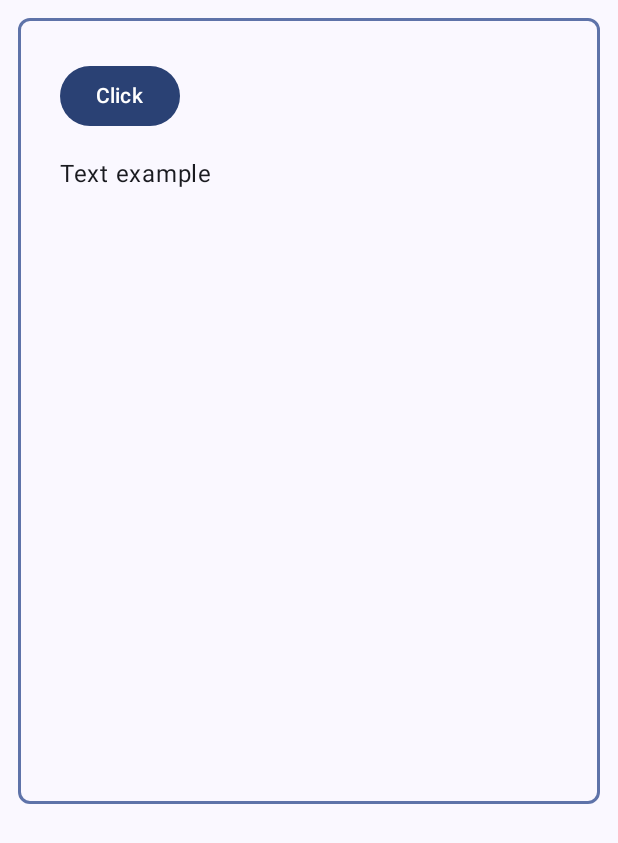
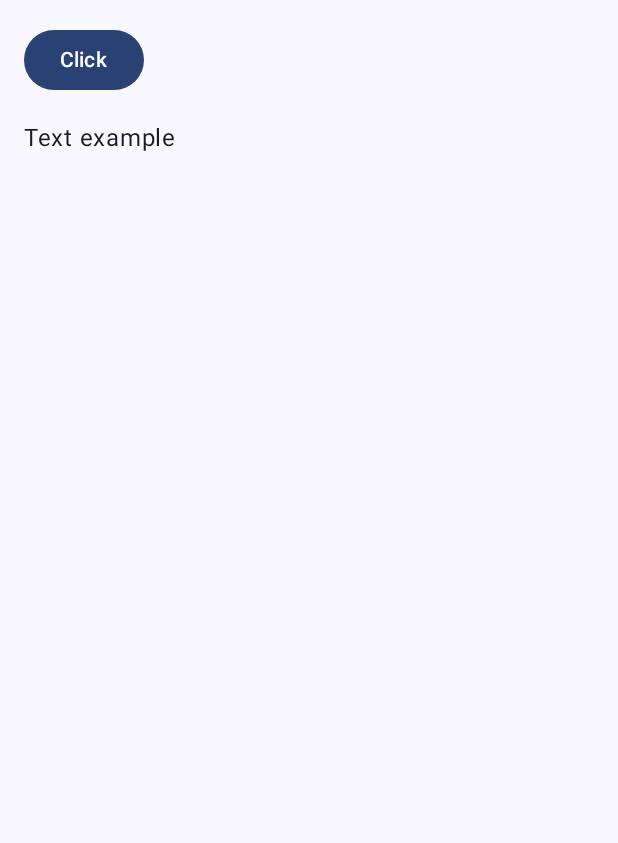
Before and after one commit to sandpaper-hub/JetpackComposeLearn, an Android app built with Jetpack Compose: the screen it shows after launch (MainActivity), on a phone screen of 412 x 824 dp. Shown: the top 843 px of the screen. Run offline under Robolectric (Android 15) with nearby library versions, the phone set to English and light mode, and no system bars; our stand-ins replace constraintlayout-compose.

Commit message:
ConstraintLayout refactor

```diff
--- a/app/src/main/java/com/compose/jetpackcomposelearn/MainActivity.kt
+++ b/app/src/main/java/com/compose/jetpackcomposelearn/MainActivity.kt
@@ -34,9 +34,7 @@ class MainActivity : ComponentActivity() {
 @Composable
 @Suppress("FunctionName")
 fun MainExample(modifier: Modifier = Modifier) {
-    LazyColumn(modifier = modifier) {
-        item { BorderComponent { ConstraintLayoutExample() } }
-    }
+    ConstraintLayoutExample(modifier)
 }
 
 @Preview(name = "Galaxy S23 Plus", widthDp = 393, heightDp = 851)
--- a/app/src/main/java/com/compose/jetpackcomposelearn/containers/ConstraintLayout.kt
+++ b/app/src/main/java/com/compose/jetpackcomposelearn/containers/ConstraintLayout.kt
@@ -11,9 +11,9 @@ import androidx.constraintlayout.compose.ConstraintLayout
 
 @Composable
 @Suppress("FunctionName")
-fun ConstraintLayoutExample() {
+fun ConstraintLayoutExample(modifier: Modifier) {
     ConstraintLayout(
-        modifier = Modifier.fillMaxWidth().height(500.dp)
+        modifier = modifier.then(Modifier.fillMaxWidth().height(500.dp))
     ) {
         val (button, text) = createRefs()
         Button(onClick = {}, modifier = Modifier.constrainAs(button) {
@@ -23,9 +23,10 @@ fun ConstraintLayoutExample() {
             Text("Click")
         }
 
-        Text(text = "Text example",
+        Text(
+            text = "Text example",
             modifier = Modifier
-                .constrainAs(text){
+                .constrainAs(text) {
                     top.linkTo(button.bottom, margin = 16.dp)
                     start.linkTo(button.start)
                 })
```
